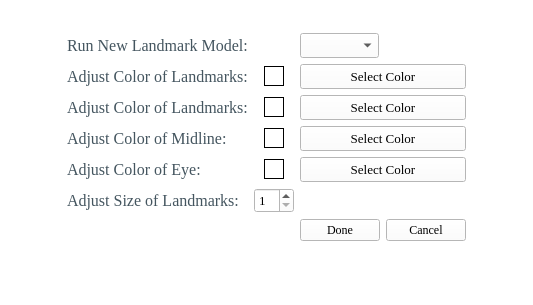
Above: uis/landmark_settings.ui from MEA-Summer/Emotrics_Plus before the change. Below: the same form after it.
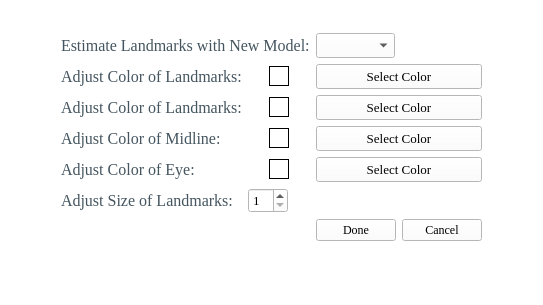
That is the form after the change. Icons and pictures are not drawn.

Patch:
```diff
--- a/uis/landmark_settings.ui
+++ b/uis/landmark_settings.ui
@@ -6,7 +6,7 @@
    <rect>
     <x>0</x>
     <y>0</y>
-    <width>533</width>
+    <width>543</width>
     <height>305</height>
    </rect>
   </property>
@@ -150,7 +150,7 @@
          <string notr="true">color: rgb(68, 85, 95);</string>
         </property>
         <property name="text">
-         <string>Run New Landmark Model:</string>
+         <string>Estimate Landmarks with New Model:</string>
         </property>
        </widget>
       </item>
```
Left out of the diff: 2 changed lines with no effect on the pictures.
